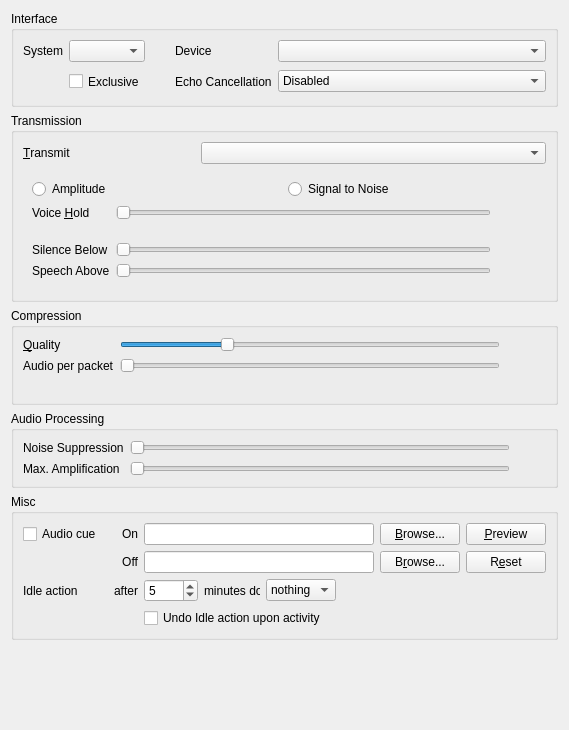
The window that src/mumble/AudioInput.ui (mumble-voip/mumble) describes before a commit, drawn with Qt 5.
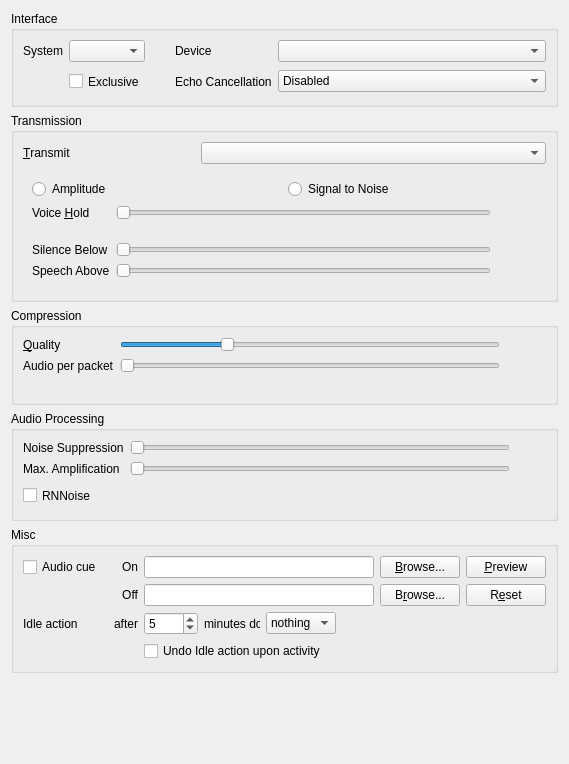
The same window after the commit. Custom widgets are drawn as their Qt base class.

Commit message: Add RNNoise support

The edit to the form file:
```diff
--- a/src/mumble/AudioInput.ui
+++ b/src/mumble/AudioInput.ui
@@ -7,7 +7,7 @@
     <x>0</x>
     <y>0</y>
     <width>569</width>
-    <height>730</height>
+    <height>764</height>
    </rect>
   </property>
   <property name="windowTitle">
@@ -677,6 +677,25 @@
         </property>
        </widget>
       </item>
+      <item row="2" column="0">
+       <widget class="QCheckBox" name="qcbDenoise">
+        <property name="minimumSize">
+         <size>
+          <width>0</width>
+          <height>27</height>
+         </size>
+        </property>
+        <property name="toolTip">
+         <string>Apply RNNoise's noise suppression filter.</string>
+        </property>
+        <property name="whatsThis">
+         <string>&lt;b&gt;This applies RNNoise's noise suppression filter.&lt;/b&gt;&lt;br /&gt;RNNoise is based on machine learning and used in WebRTC.</string>
+        </property>
+        <property name="text">
+         <string>RNNoise</string>
+        </property>
+       </widget>
+      </item>
      </layout>
     </widget>
    </item>
```
Left out of the diff: 3 changed lines with no effect on the pictures. The commit also changes 10 other files.
